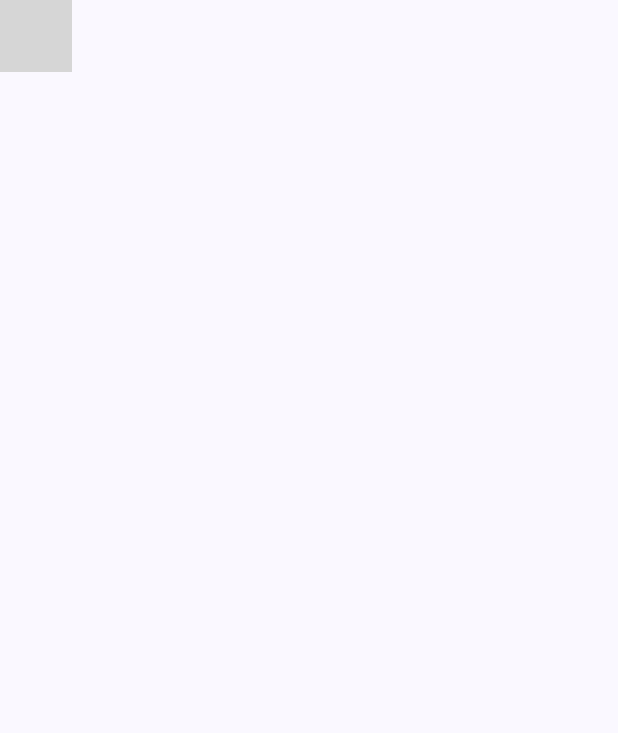
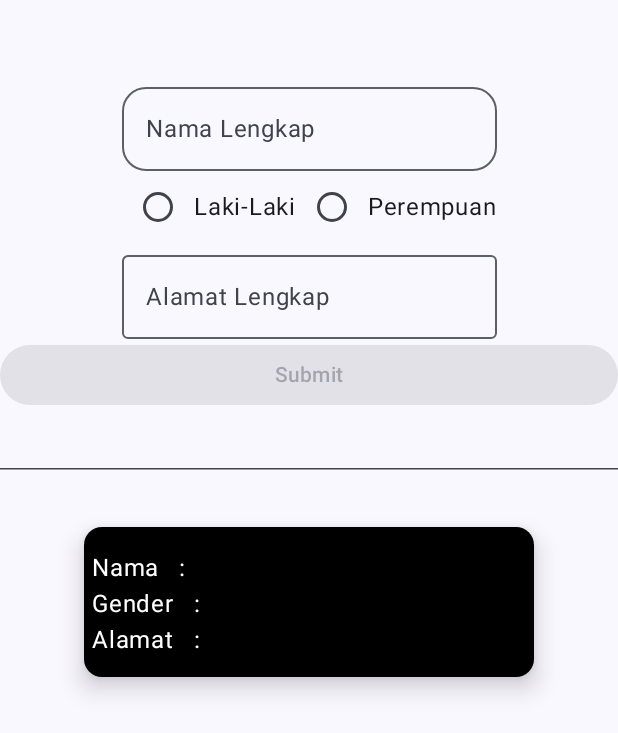
Before and after one commit to dhitozarfhan/QuesUserinput_115, an Android app built with Jetpack Compose: the screen it shows after launch (MainActivity), on a phone screen of 412 x 824 dp. Shown: the top 733 px of the screen. Run offline under Robolectric (Android 15) with nearby library versions, the phone set to English and light mode, and no system bars; grey boxes are pictures that could not be loaded.

Commit message:
import tambahan

```diff
--- a/app/src/main/java/com/example/prakpam4/ui/theme/TeksEdit.kt
+++ b/app/src/main/java/com/example/prakpam4/ui/theme/TeksEdit.kt
@@ -2,3 +2,129 @@ package com.example.prakpam4.ui.theme
 
 import androidx.compose.foundation.layout.Arrangement
 import androidx.compose.foundation.layout.Column
+import androidx.compose.foundation.layout.Row
+import androidx.compose.foundation.layout.fillMaxWidth
+import androidx.compose.foundation.layout.height
+import androidx.compose.foundation.layout.padding
+import androidx.compose.foundation.layout.width
+import androidx.compose.foundation.selection.selectable
+import androidx.compose.material3.Button
+import androidx.compose.material3.CardDefaults
+import androidx.compose.material3.ElevatedCard
+import androidx.compose.material3.HorizontalDivider
+import androidx.compose.material3.MaterialTheme
+import androidx.compose.material3.OutlinedTextField
+import androidx.compose.material3.RadioButton
+import androidx.compose.material3.Text
+import androidx.compose.runtime.Composable
+import androidx.compose.runtime.getValue
+import androidx.compose.runtime.mutableStateOf
+import androidx.compose.runtime.remember
+import androidx.compose.runtime.setValue
+import androidx.compose.ui.Alignment
+import androidx.compose.ui.Modifier
+import androidx.compose.ui.graphics.Color
+import androidx.compose.ui.res.dimensionResource
+import androidx.compose.ui.res.stringResource
+import androidx.compose.ui.unit.dp
+import com.example.prakpam4.R
+
+@Composable
+fun FormDataDiri(
+    modifier: Modifier,
+) {
+    // variabel untuk mengingat nilai masukan dari keyboard
+    var textNama by remember { mutableStateOf("") }
+    var textAlamat by remember { mutableStateOf("") }
+    var textJK by remember { mutableStateOf("") }
+
+    //Variabel Untuk Menyimpan data yang diperoleh dari komponen ui
+    var nama by remember { mutableStateOf("") }
+    var alamat by remember { mutableStateOf("") }
+    var jenis by remember { mutableStateOf("") }
+
+    val gender: List<String> = listOf("Laki-Laki", "Perempuan")
+
+    Column(
+        modifier = Modifier.padding(top = 50.dp),
+        verticalArrangement = Arrangement.Top,
+        horizontalAlignment = Alignment.CenterHorizontally
+    ) {
+        OutlinedTextField(
+            value = textNama,
+            singleLine = true,
+            shape = MaterialTheme.shapes.large,
+            modifier = Modifier.width(width = 250.dp),
+            label = { Text(text = "Nama Lengkap") },
+            onValueChange = {
+                textNama = it
+            }
+        )
+
+        Row {
+            gender.forEach { item ->
+                Row(
+                    modifier = Modifier.selectable(
+                        selected = textJK == item,
+                        onClick = { textJK = item }
+                    ), verticalAlignment = Alignment.CenterVertically) {
+                    RadioButton(
+                        selected = textJK == item,
+                        onClick = {
+                            textJK = item
+                        })
+                    Text(text = item)
+                }
+            }
+        }
+
+        OutlinedTextField(
+            value = textAlamat,
+            singleLine = true,
+            modifier = Modifier.width(width = 250.dp),
+            label = { Text(text = "Alamat Lengkap") },
+            onValueChange = {
+                textAlamat = it
+            }
+        )
+
+        Button(
+            modifier = Modifier.fillMaxWidth(1f),
+            enabled = textAlamat.isNotEmpty(),
+            onClick = {
+                nama = textNama
+                jenis = textJK
+                alamat = textAlamat
+            }
+        ) {
+            Text(stringResource(R.string.submit))
+
+        }
+
+        HorizontalDivider(
+            modifier = Modifier.padding(
+                bottom = dimensionResource(id = R.dimen.padding_medium),
+                top = dimensionResource(
+                    id = R.dimen.padding_medium
+                )
+            ),
+            thickness = dimensionResource(id = R.dimen.divider_tipis),
+            color = Color.DarkGray
+            )
+
+        ElevatedCard(
+            elevation = CardDefaults.cardElevation(defaultElevation = 10.dp),
+            colors = CardDefaults.cardColors(containerColor = Color.Black),
+            modifier = Modifier
+                .height(100.dp)
+                .width(300.dp)
+        ) {
+            Column(modifier = Modifier.padding(horizontal = 5.dp, vertical = 15.dp),
+            ) {
+                Text(text = "Nama   :" + nama, color = Color.White)
+                Text(text = "Gender   :" + jenis, color = Color.White)
+                Text(text = "Alamat   :" + alamat, color = Color.White)
+            }
+        }
+    }
+}
```
